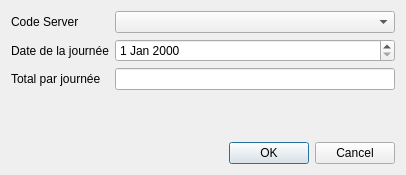
First picture: the form in addrecettedialog.ui, repository MohamedAminAmjahid/QtProjet, before the edit.
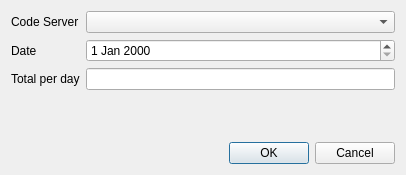
Second picture: the form after the edit.

```diff
--- a/addrecettedialog.ui
+++ b/addrecettedialog.ui
@@ -29,7 +29,7 @@
      <item row="1" column="0">
       <widget class="QLabel" name="label_2">
        <property name="text">
-        <string>Date de la journée</string>
+        <string>Date</string>
        </property>
       </widget>
      </item>
@@ -39,7 +39,7 @@
      <item row="2" column="0">
       <widget class="QLabel" name="label_3">
        <property name="text">
-        <string>Total par journée</string>
+        <string>Total per day</string>
        </property>
       </widget>
      </item>
```
